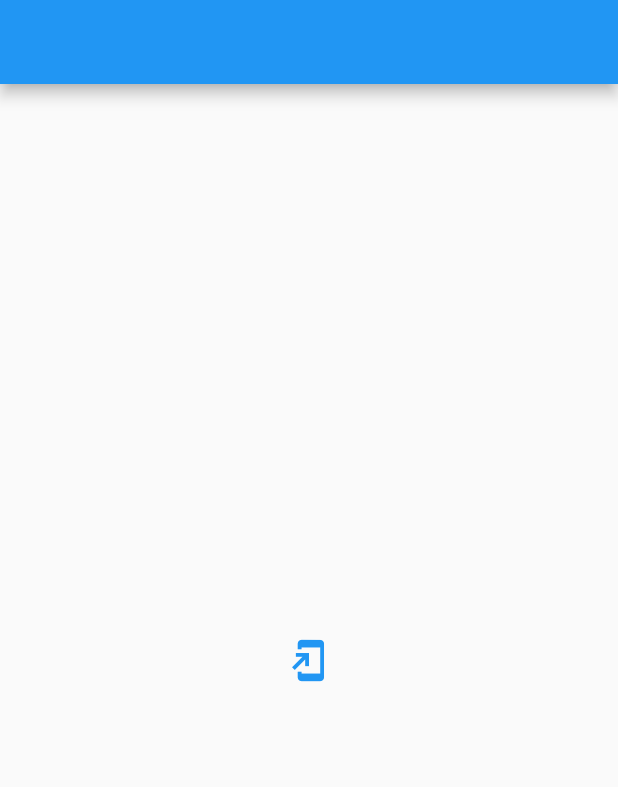
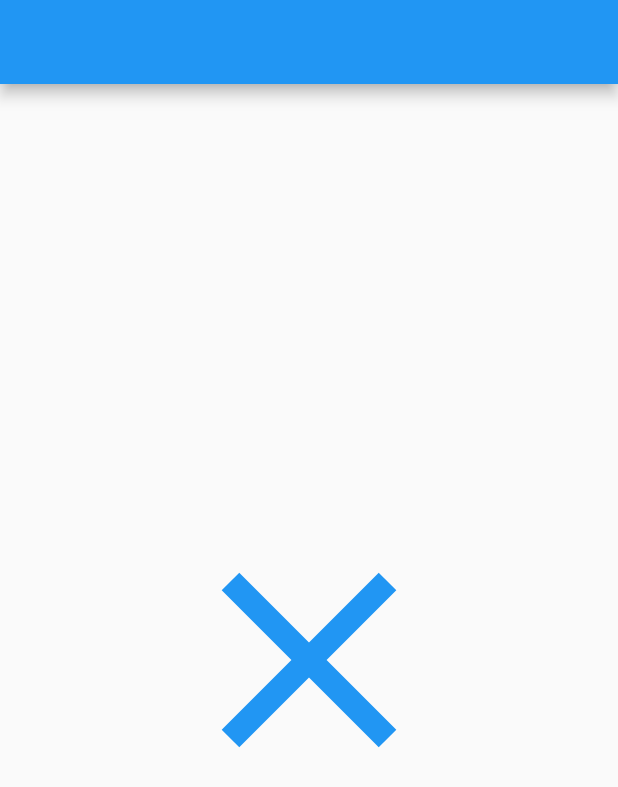
Before and after one commit to xErik444x/flutterProyects, a Flutter app: the screen it shows after launch, on a phone screen of 412 x 824 dp. Shown: the top 787 px of the screen. Run offline on Flutter 3.47's test engine with Material 2 defaults, Android fonts, the phone set to English and light mode, and no system bars.

Commit message:
Icon Button

```diff
--- a/myapp/lib/main.dart
+++ b/myapp/lib/main.dart
@@ -21,9 +21,12 @@ class MyHomePage extends StatelessWidget {
       body: Center(
         child: IconButton(
           icon:  Icon(
-            Icons.add_to_home_screen,size: 30,color: Colors.blue,
+            Icons.close,
+            color: Colors.blue,
             ),
-         onPressed: ()=>{}
+          iconSize: 200,
+         onPressed: ()=>{print("hola")
+         }
          )
       ),
     );
```
